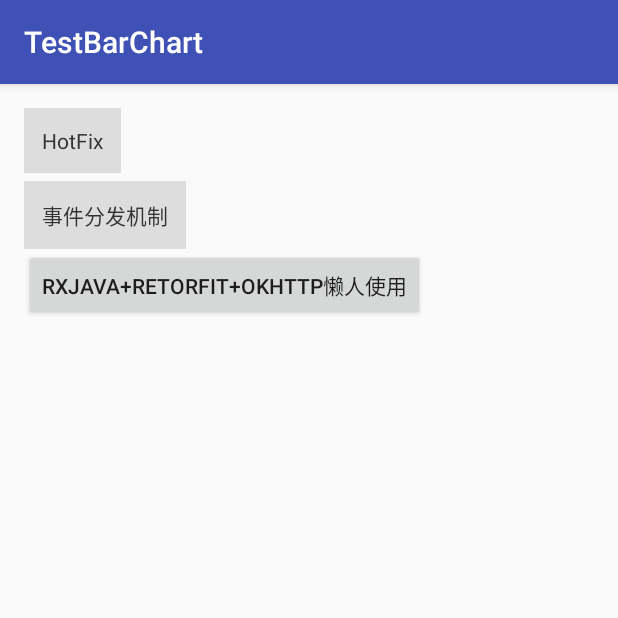
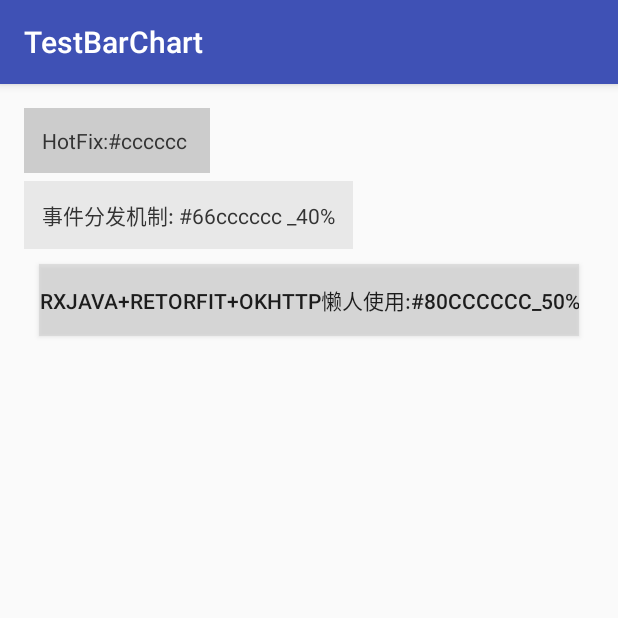
Before and after one commit to HuangJianHong/TestBarChart, an Android app: the screen it shows after launch (FirstActivity), on a phone screen of 412 x 824 dp, the top half of it. Run offline under Robolectric (Android 15) with nearby library versions, the phone set to English and light mode, and no system bars.

```diff
--- a/app/src/main/res/layout/activity_first.xml
+++ b/app/src/main/res/layout/activity_first.xml
@@ -4,55 +4,48 @@
     android:id="@+id/activity_first"
     android:layout_width="match_parent"
     android:layout_height="match_parent"
-    tools:context="com.cncn.www.testbarchart.FirstActivity"
     android:layout_margin="16dp"
-    android:orientation="vertical">
+    android:orientation="vertical"
+    tools:context="com.cncn.www.testbarchart.FirstActivity">
 
 
     <LinearLayout
         android:layout_width="wrap_content"
         android:layout_height="wrap_content"
-        android:orientation="horizontal"
-        >
+        android:background="#cccccc"
+        android:orientation="horizontal">
+
         <TextView
             android:layout_width="wrap_content"
             android:layout_height="wrap_content"
-            android:text="HotFix"
-            android:textColor="#333333"
-            android:background="#DDDDDD"
+            android:onClick="hotfix"
             android:padding="18px"
-            android:onClick="hotfix"
-            />
+            android:text="HotFix:#cccccc "
+            android:textColor="#333333" />
     </LinearLayout>
 
     <LinearLayout
         android:layout_width="wrap_content"
         android:layout_height="wrap_content"
-        android:orientation="horizontal"
         android:layout_marginTop="5dp"
-        >
+        android:background="#66cccccc"
+        android:orientation="horizontal">
+
         <TextView
             android:layout_width="wrap_content"
             android:layout_height="wrap_content"
-            android:text="事件分发机制"
-            android:textColor="#333333"
-            android:background="#DDDDDD"
+            android:onClick="click"
             android:padding="18px"
-            android:onClick="click"
-            />
+            android:text="事件分发机制: #66cccccc _40%"
+            android:textColor="#333333" />
     </LinearLayout>
-
 
     <Button
         android:layout_width="wrap_content"
         android:layout_height="wrap_content"
-        android:text="Rxjava+Retorfit+Okhttp懒人使用"
+        android:layout_margin="10dp"
+        android:background="#80cccccc"
         android:onClick="retrofit"
-        />
-
-
-
-
-
+        android:text="Rxjava+Retorfit+Okhttp懒人使用:#80cccccc_50%" />
 
 </LinearLayout>
```
Also changed, not shown: 2 other files.
